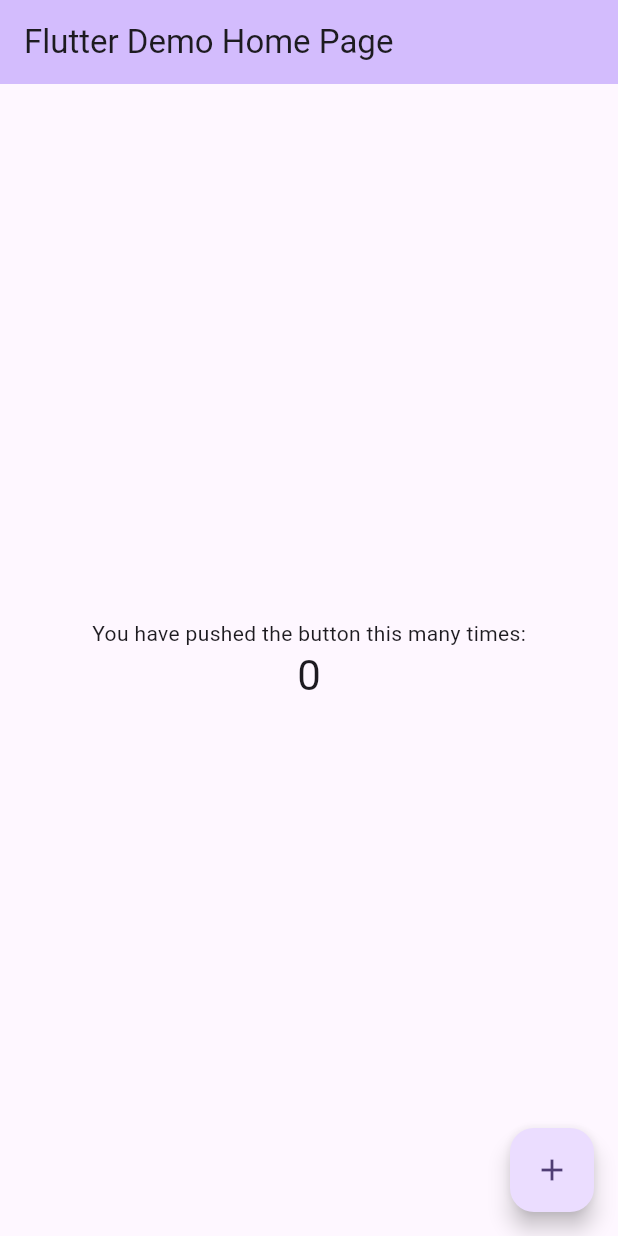
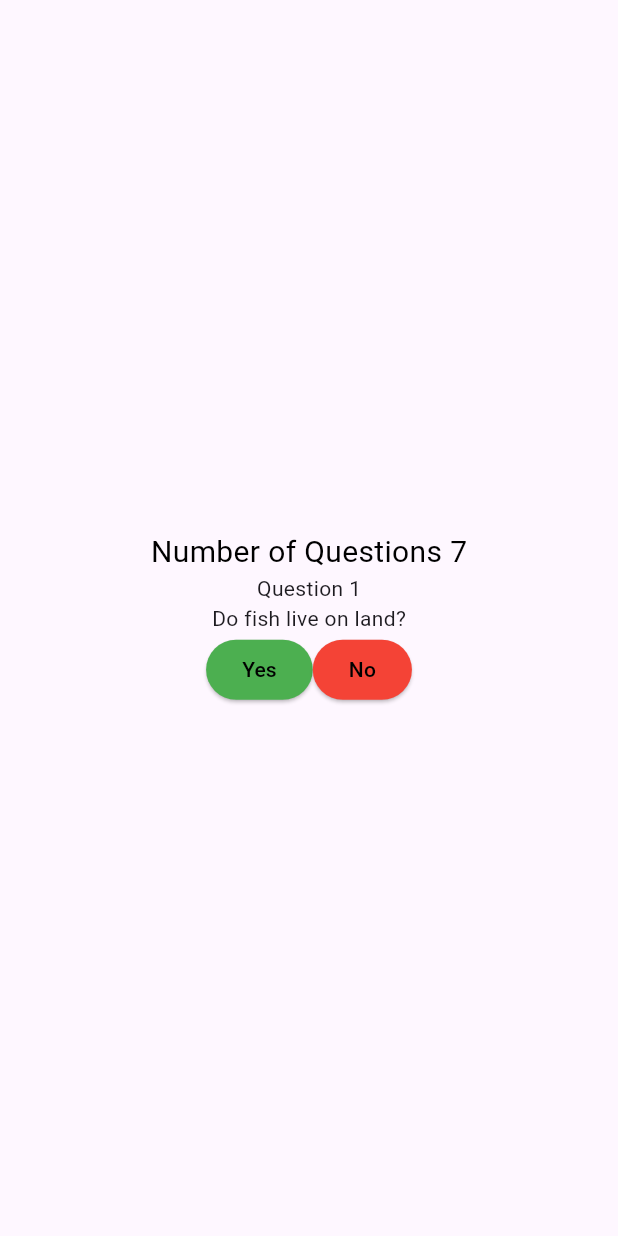
Before and after one commit to DdooMI/task_day_2, a Flutter app: the screen it shows after launch, on a phone screen of 412 x 824 dp. Run offline on Flutter 3.47's test engine with Material 3 defaults, Android fonts, the phone set to English and light mode, and no system bars.

Commit message:
first task

```diff
--- a/lib/main.dart
+++ b/lib/main.dart
@@ -1,4 +1,5 @@
 import 'package:flutter/material.dart';
+import 'package:task_day_2/task_1.dart';
 
 void main() {
   runApp(const MyApp());
@@ -12,114 +13,7 @@
   Widget build(BuildContext context) {
     return MaterialApp(
       title: 'Flutter Demo',
-      theme: ThemeData(
-        // This is the theme of your application.
-        //
-        // TRY THIS: Try running your application with "flutter run". You'll see
-        // the application has a purple toolbar. Then, without quitting the app,
-        // try changing the seedColor in the colorScheme below to Colors.green
-        // and then invoke "hot reload" (save your changes or press the "hot
-        // reload" button in a Flutter-supported IDE, or press "r" if you used
-        // the command line to start the app).
-        //
-        // Notice that the counter didn't reset back to zero; the application
-        // state is not lost during the reload. To reset the state, use hot
-        // restart instead.
-        //
-        // This works for code too, not just values: Most code changes can be
-        // tested with just a hot reload.
-        colorScheme: ColorScheme.fromSeed(seedColor: Colors.deepPurple),
-        useMaterial3: true,
-      ),
-      home: const MyHomePage(title: 'Flutter Demo Home Page'),
+      home: const Task1(),
     );
   }
 }
-
-class MyHomePage extends StatefulWidget {
-  const MyHomePage({super.key, required this.title});
-
-  // This widget is the home page of your application. It is stateful, meaning
-  // that it has a State object (defined below) that contains fields that affect
-  // how it looks.
-
-  // This class is the configuration for the state. It holds the values (in this
-  // case the title) provided by the parent (in this case the App widget) and
-  // used by the build method of the State. Fields in a Widget subclass are
-  // always marked "final".
-
-  final String title;
-
-  @override
-  State<MyHomePage> createState() => _MyHomePageState();
-}
-
-class _MyHomePageState extends State<MyHomePage> {
-  int _counter = 0;
-
-  void _incrementCounter() {
-    setState(() {
-      // This call to setState tells the Flutter framework that something has
-      // changed in this State, which causes it to rerun the build method below
-      // so that the display can reflect the updated values. If we changed
-      // _counter without calling setState(), then the build method would not be
-      // called again, and so nothing would appear to happen.
-      _counter++;
-    });
-  }
-
-  @override
-  Widget build(BuildContext context) {
-    // This method is rerun every time setState is called, for instance as done
-    // by the _incrementCounter method above.
-    //
-    // The Flutter framework has been optimized to make rerunning build methods
-    // fast, so that you can just rebuild anything that needs updating rather
-    // than having to individually change instances of widgets.
-    return Scaffold(
-      appBar: AppBar(
-        // TRY THIS: Try changing the color here to a specific color (to
-        // Colors.amber, perhaps?) and trigger a hot reload to see the AppBar
-        // change color while the other colors stay the same.
-        backgroundColor: Theme.of(context).colorScheme.inversePrimary,
-        // Here we take the value from the MyHomePage object that was created by
-        // the App.build method, and use it to set our appbar title.
-        title: Text(widget.title),
-      ),
-      body: Center(
-        // Center is a layout widget. It takes a single child and positions it
-        // in the middle of the parent.
-        child: Column(
-          // Column is also a layout widget. It takes a list of children and
-          // arranges them vertically. By default, it sizes itself to fit its
-          // children horizontally, and tries to be as tall as its parent.
-          //
-          // Column has various properties to control how it sizes itself and
-          // how it positions its children. Here we use mainAxisAlignment to
-          // center the children vertically; the main axis here is the vertical
-          // axis because Columns are vertical (the cross axis would be
-          // horizontal).
-          //
-          // TRY THIS: Invoke "debug painting" (choose the "Toggle Debug Paint"
-          // action in the IDE, or press "p" in the console), to see the
-          // wireframe for each widget.
-          mainAxisAlignment: MainAxisAlignment.center,
-          children: <Widget>[
-            const Text(
-              'You have pushed the button this many times:',
-            ),
-            Text(
-              '$_counter',
-              style: Theme.of(context).textTheme.headlineMedium,
-            ),
-          ],
-        ),
-      ),
-      floatingActionButton: FloatingActionButton(
-        onPressed: _incrementCounter,
-        tooltip: 'Increment',
-        child: const Icon(Icons.add),
-      ), // This trailing comma makes auto-formatting nicer for build methods.
-    );
-  }
-}
--- /dev/null
+++ b/lib/task_1.dart
@@ -0,0 +1,99 @@
+import 'package:flutter/material.dart';
+
+class Task1 extends StatefulWidget {
+  const Task1({super.key});
+
+  @override
+  _quizPageState createState() => _quizPageState();
+}
+
+class _quizPageState extends State<Task1> {
+  List<Map<String, dynamic>> questions = [
+    {"question": "Do fish live on land?", "answer": false},
+    {"question": "Does the sun rise in the west?", "answer": false},
+    {"question": "Is an octopus a sea creature?", "answer": true},
+    {"question": "Do humans have three eyes?", "answer": false},
+    {"question": "Is gold heavier than water?", "answer": true},
+    {
+      "question": "Can humans breathe underwater without equipment?",
+      "answer": false
+    },
+    {"question": "Is the moon smaller than the Earth?", "answer": true}
+  ];
+
+  int questionIndex = 0;
+  List userAnswers = [];
+  List answers = [];
+  void checkAnswer(bool userAnswer) {
+    setState(() {
+      if (questionIndex < questions.length) {
+        userAnswers.add(userAnswer);
+        answers.add(userAnswer == questions[questionIndex]['answer']);
+        questionIndex++;
+      }
+    });
+  }
+
+  @override
+  Widget build(BuildContext context) {
+    return Scaffold(
+      body: Padding(
+        padding: EdgeInsets.all(20),
+        child: SizedBox(
+          width: double.infinity,
+          height: double.infinity,
+          child: Column(
+            mainAxisAlignment: MainAxisAlignment.center,
+            children: [
+              Text(
+                "Number of Questions ${questions.length}",
+                style: TextStyle(fontSize: 20, color: Colors.black),
+              ),
+              Row(
+                mainAxisAlignment: MainAxisAlignment.center,
+                children: answers
+                    .map((q) => Icon(
+                          q ? Icons.check : Icons.close,
+                          color: q ? Colors.green : Colors.red,
+                        ))
+                    .toList(),
+              ),
+              questionIndex > questions.length - 1
+                  ? Text(
+                      "Your score is ${answers.where((value) => value).toList().length}")
+                  : Column(
+                      children: [
+                        Text("Question ${questionIndex + 1}"),
+                        Text(questions[questionIndex]['question']),
+                        Row(
+                          mainAxisAlignment: MainAxisAlignment.center,
+                          children: [
+                            ElevatedButton(
+                              onPressed: () => checkAnswer(true),
+                              style: ElevatedButton.styleFrom(
+                                  backgroundColor: Colors.green),
+                              child: Text(
+                                "Yes",
+                                style: TextStyle(color: Colors.black),
+                              ),
+                            ),
+                            ElevatedButton(
+                                onPressed: () => checkAnswer(false),
+                                style: ElevatedButton.styleFrom(
+                                  backgroundColor: Colors.red,
+                                ),
+                                child: Text(
+                                  "No",
+                                  style: TextStyle(color: Colors.black),
+                                ))
+                          ],
+                        ),
+                      ],
+                    ),
+            ],
+          ),
+        ),
+      ),
+    );
+  }
+}
```
